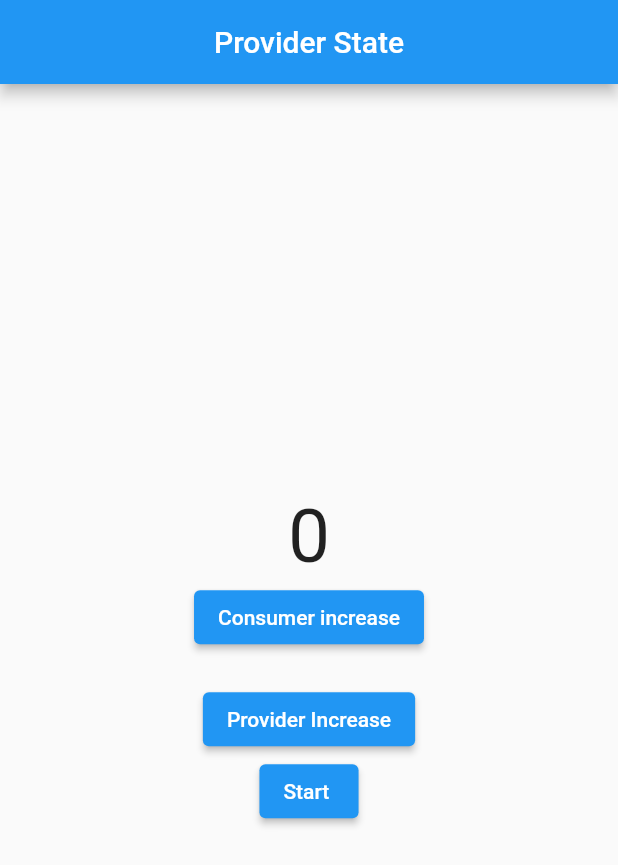
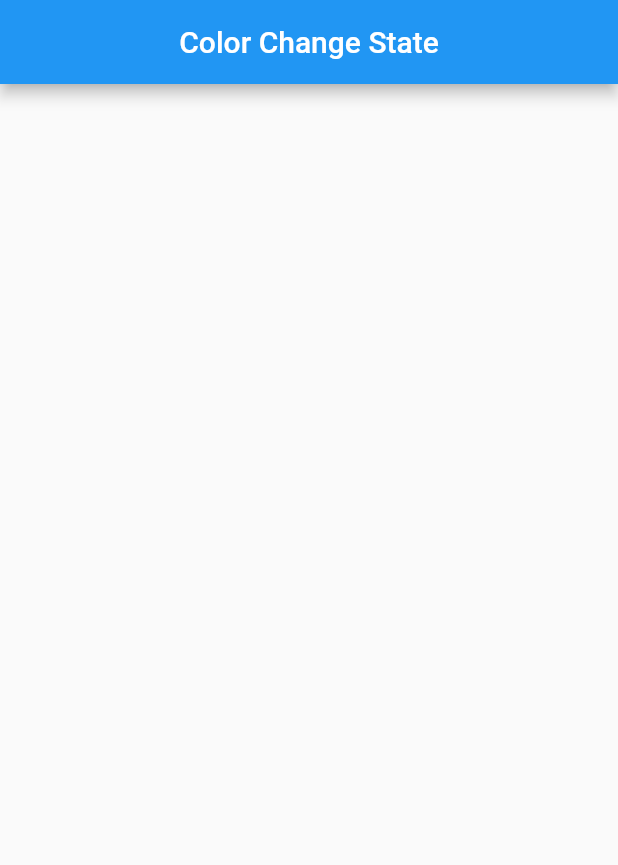
Before and after one commit to Tolulope05/Provider_MVVM_state_mgt, a Flutter app: the screen it shows after launch, on a phone screen of 412 x 824 dp. Shown: the top 865 px of the screen. Run offline on Flutter 3.47's test engine with Material 2 defaults, Android fonts, the phone set to English and light mode, and no system bars.

Commit message:
refactor code

```diff
--- a/lib/main.dart
+++ b/lib/main.dart
@@ -2,7 +2,7 @@
 import 'package:flutter_provider_mvvm_state_mgt/provider/count_provider.dart';
 import 'package:provider/provider.dart';
 
-import 'screens/count_example_provider.dart';
+import 'screens/multiprovider/color_change.dart';
 
 void main() {
   runApp(const MyApp());
@@ -21,7 +21,7 @@
         theme: ThemeData(
           primarySwatch: Colors.blue,
         ),
-        home: const CountExampleProvider(),
+        home: const ColorChange(),
       ),
     );
   }
--- /dev/null
+++ b/lib/provider/color_provider.dart
@@ -0,0 +1,3 @@
+import 'package:flutter/foundation.dart';
+
+class ColorProvider with ChangeNotifier {}
--- a/lib/screens/count_example_provider.dart
+++ b/lib/screens/count_example/count_example_provider.dart
@@ -3,7 +3,7 @@ import 'dart:async';
 import 'package:flutter/material.dart';
 import 'package:provider/provider.dart';
 
-import '../provider/count_provider.dart';
+import '../../provider/count_provider.dart';
 
 // ignore: slash_for_doc_comments
 /**
--- /dev/null
+++ b/lib/screens/multiprovider/color_change.dart
@@ -0,0 +1,25 @@
+import 'package:flutter/material.dart';
+
+// ignore: slash_for_doc_comments
+/**
+ * REBUILING OF SCREEN USING MULTIPROVIDER
+ * - There wont be any rebuild of the full widget except the consumer widget.
+ *
+ * -
+ */
+
+class ColorChange extends StatelessWidget {
+  const ColorChange({Key? key}) : super(key: key);
+
+  @override
+  Widget build(BuildContext context) {
+    print("There was a full wodget build");
+    return Scaffold(
+      appBar: AppBar(
+        title: const Text("Color Change State"),
+        centerTitle: true,
+      ),
+      body: Column(),
+    );
+  }
+}
```
Also changed, not shown: lib/screens/count_example/count_example.dart (renamed from lib/screens/count_example.dart).
